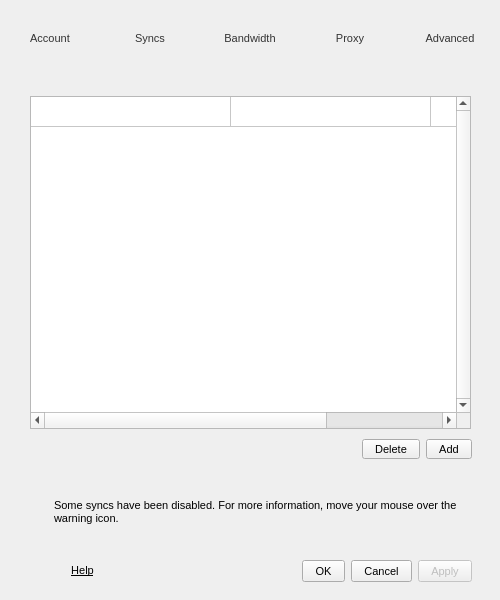
This is src/MEGASync/gui/win/SettingsDialog.ui in meganz/MEGAsync as Qt 5 draws it before an edit. The edited form follows.
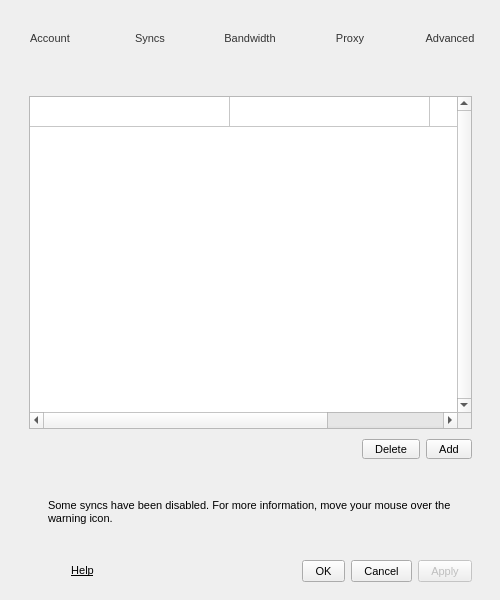
This is the edited form. The open tabs and pages were chosen to show the change. Icons and pictures are not drawn. Custom widgets are drawn as their Qt base class.

Commit message:
Remove layout margins to leave more room for text
In Settings->Sync pane for sync related warnings.
Change is for Windows only.

```diff
--- a/src/MEGASync/gui/win/SettingsDialog.ui
+++ b/src/MEGASync/gui/win/SettingsDialog.ui
@@ -1956,13 +1956,13 @@
            <widget class="QWidget" name="widget_9" native="true">
             <layout class="QVBoxLayout" name="verticalLayout_16">
              <property name="leftMargin">
-              <number>1</number>
+              <number>0</number>
              </property>
              <property name="topMargin">
               <number>0</number>
              </property>
              <property name="rightMargin">
-              <number>1</number>
+              <number>0</number>
              </property>
              <property name="bottomMargin">
               <number>10</number>
@@ -2434,13 +2434,13 @@
                   <number>3</number>
                  </property>
                  <property name="leftMargin">
-                  <number>6</number>
+                  <number>0</number>
                  </property>
                  <property name="topMargin">
                   <number>0</number>
                  </property>
                  <property name="rightMargin">
-                  <number>6</number>
+                  <number>0</number>
                  </property>
                  <property name="bottomMargin">
                   <number>0</number>
```
